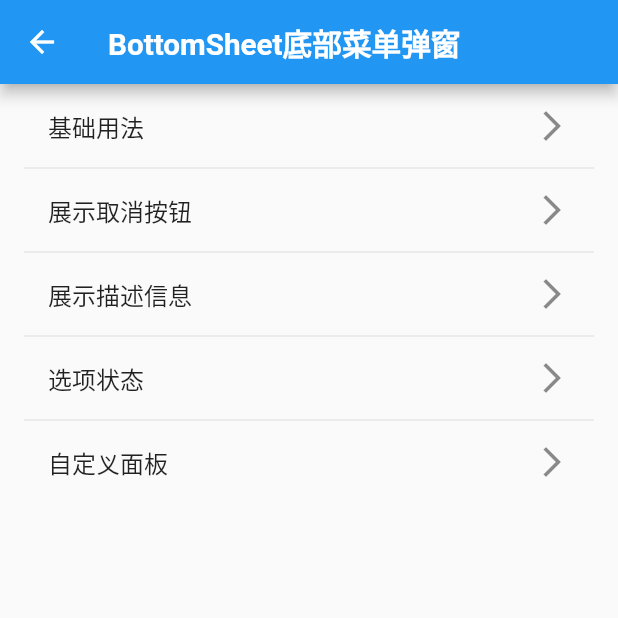
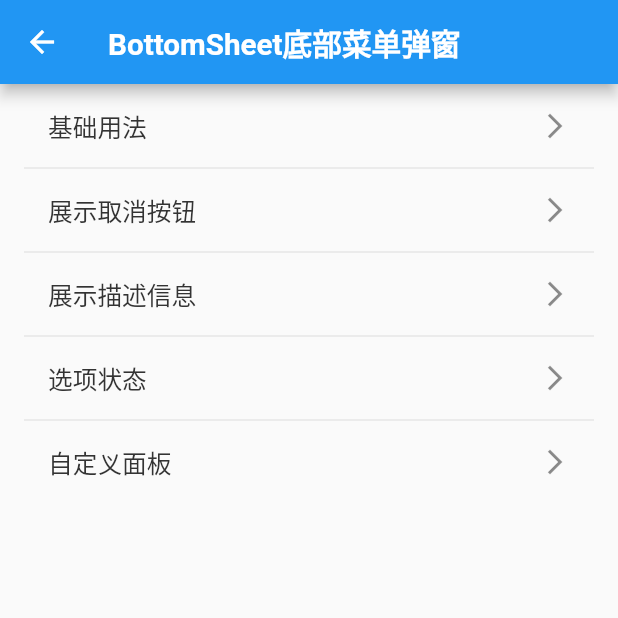
Before and after one commit to gaoyong06/gleam, a Flutter app: the BottomSheetPage screen opened directly, on a phone screen of 412 x 824 dp, the top half of it. Run offline on Flutter 3.47's test engine with Material 2 defaults, Android fonts, the phone set to English and light mode, and no system bars; drawn by our look-alikes of oktoast; our stand-ins replace extended_image, flutter_screenutil, string_validator; missing offline and left inert: flutter_custom_dialog, wechat_assets_picker, wechat_camera_picker; network calls fail.

Commit message:
修改：BottomSheet 示例程序

```diff
--- a/example/lib/pages/bottom_sheet_page.dart
+++ b/example/lib/pages/bottom_sheet_page.dart
@@ -27,8 +27,14 @@ class BottomSheetPage extends StatelessWidget {
         children: ListTile.divideTiles(context: context, tiles: [
           //基础用法
           ListTile(
-            title: Text('基础用法'),
-            trailing: Icon(Icons.arrow_forward_ios_outlined),
+            title: Text(
+              '基础用法',
+              style: Style.ts_333333_15,
+            ),
+            trailing: Icon(
+              Icons.arrow_forward_ios_outlined,
+              size: 20,
+            ),
             onTap: () {
               showGleamBottomSheet(context, actions: [
                 BottomSheetAction('选项一', onTap: () {
@@ -43,8 +49,11 @@ class BottomSheetPage extends StatelessWidget {
 
           //展示取消按钮
           ListTile(
-            title: Text('展示取消按钮'),
-            trailing: Icon(Icons.arrow_forward_ios_outlined),
+            title: Text(
+              '展示取消按钮',
+              style: Style.ts_333333_15,
+            ),
+            trailing: Icon(Icons.arrow_forward_ios_outlined, size: 20),
             onTap: () {
               showGleamBottomSheet(
                 context,
@@ -70,8 +79,14 @@ class BottomSheetPage extends StatelessWidget {
 
           //展示描述信息
           ListTile(
-            title: Text('展示描述信息'),
-            trailing: Icon(Icons.arrow_forward_ios_outlined),
+            title: Text(
+              '展示描述信息',
+              style: Style.ts_333333_15,
+            ),
+            trailing: Icon(
+              Icons.arrow_forward_ios_outlined,
+              size: 20,
+            ),
             onTap: () {
               showGleamBottomSheet(
                 context,
@@ -105,8 +120,14 @@ class BottomSheetPage extends StatelessWidget {
 
           //选项状态
           ListTile(
-            title: Text('选项状态'),
-            trailing: Icon(Icons.arrow_forward_ios_outlined),
+            title: Text(
+              '选项状态',
+              style: Style.ts_333333_15,
+            ),
+            trailing: Icon(
+              Icons.arrow_forward_ios_outlined,
+              size: 20,
+            ),
             onTap: () {
               showGleamBottomSheet(
                 context,
@@ -143,8 +164,14 @@ class BottomSheetPage extends StatelessWidget {
 
           //自定义面板
           ListTile(
-            title: Text('自定义面板'),
-            trailing: Icon(Icons.arrow_forward_ios_outlined),
+            title: Text(
+              '自定义面板',
+              style: Style.ts_333333_15,
+            ),
+            trailing: Icon(
+              Icons.arrow_forward_ios_outlined,
+              size: 20,
+            ),
             onTap: () {
               showGleamBottomSheet(
                 context,
```
